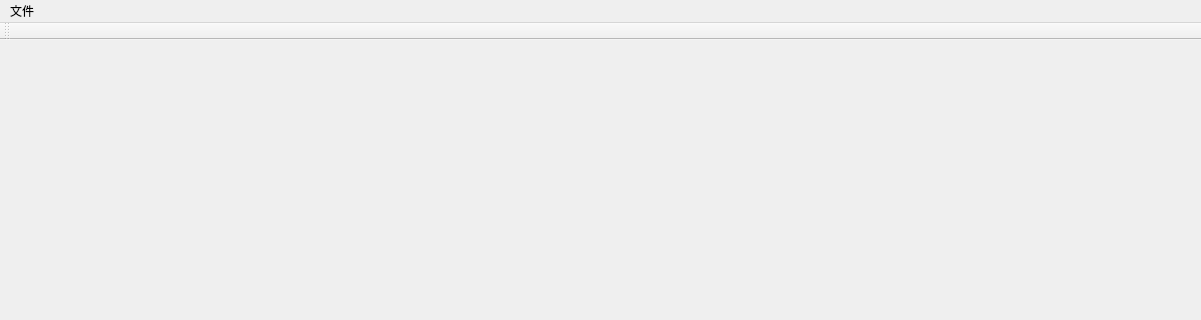
Before: the Qt Designer form src/zzplayer/mainwindow.ui in zhangs-org/ZZMediaPlayer, drawn with Qt 5; both pictures show x 0 to 1201 and y 0 to 320 of the 1201 by 664 pixel window.
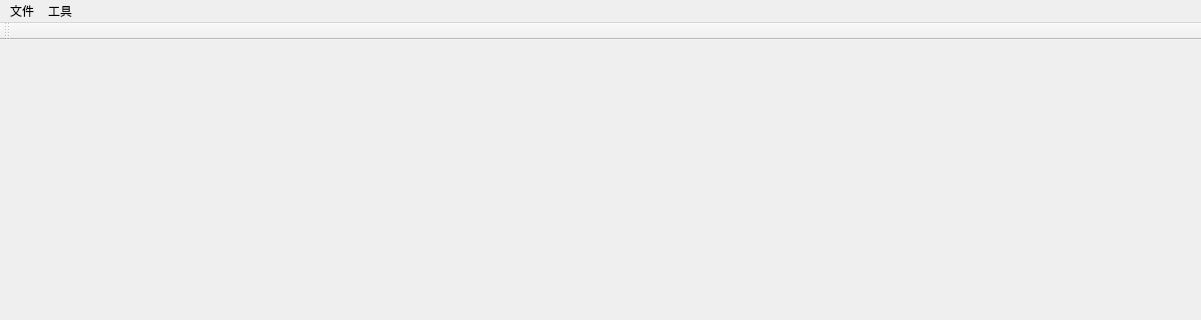
After: the same form once the commit is applied.

```diff
--- a/src/zzplayer/mainwindow.ui
+++ b/src/zzplayer/mainwindow.ui
@@ -56,7 +56,14 @@
     </property>
     <addaction name="actionOpen"/>
    </widget>
+   <widget class="QMenu" name="menu_2">
+    <property name="title">
+     <string>工具</string>
+    </property>
+    <addaction name="actionTimestamp"/>
+   </widget>
    <addaction name="menu"/>
+   <addaction name="menu_2"/>
   </widget>
   <widget class="QToolBar" name="mainToolBar">
    <attribute name="toolBarArea">
```
Left out of the diff: 7 changed lines with no effect on the pictures.
